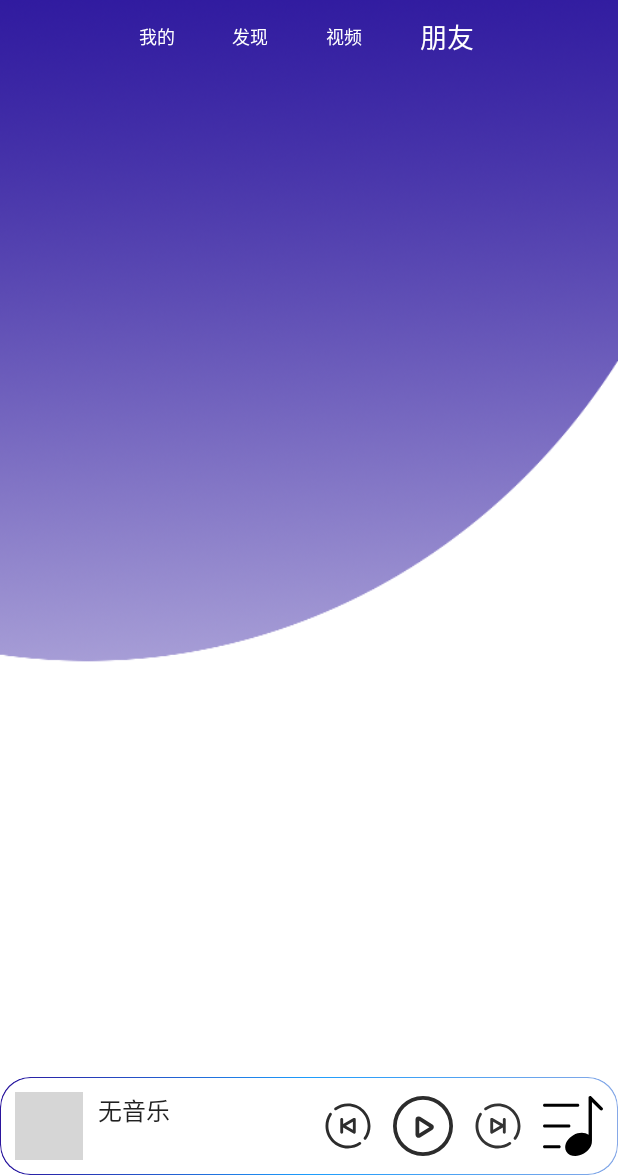
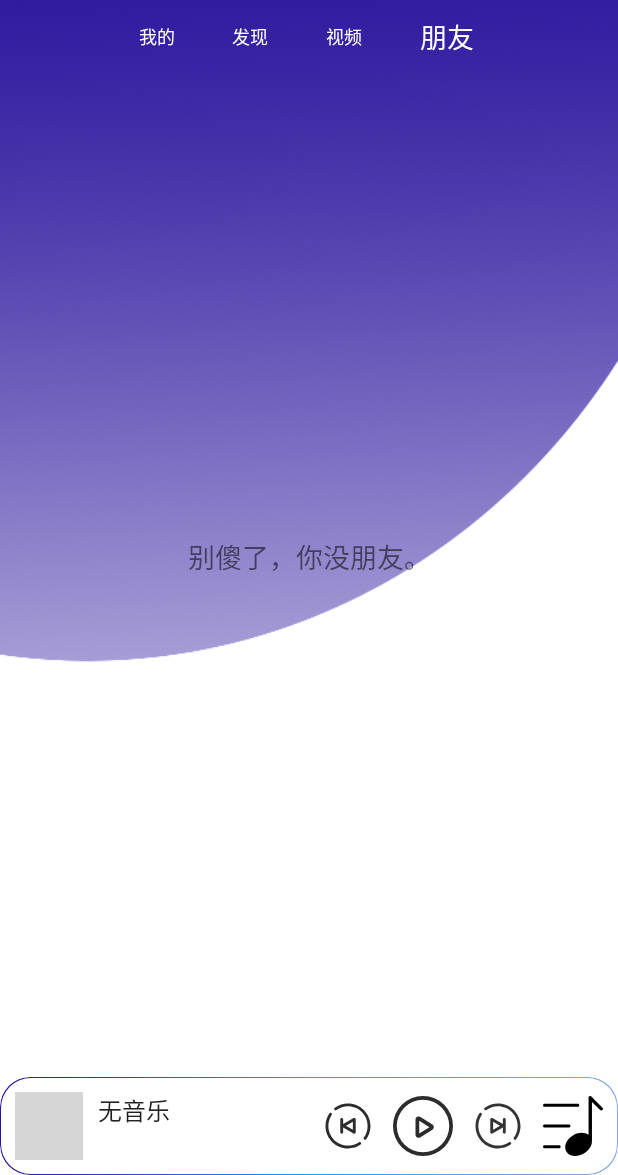
Before and after one commit to BrinsLee/LightMusic, an Android app: the screen it shows after launch (MainActivity), tab 4 chosen, on a phone screen of 412 x 824 dp, the part 61-1236 px from its top. Run offline under Robolectric (Android 15) with nearby library versions, the phone set to English and light mode, and no system bars; our stand-ins replace Room's generated code, RxJava; libraries missing offline, so code that uses them is left out: cn.jzvd, com.bytedance.sdk, com.danikula.videocache, com.makeramen.roundedimageview, com.uber.autodispose and 1 more; pictures from the network do not load; 8 statements that could not run were skipped; grey boxes are pictures that could not be loaded.

Commit message:
提交：更新截图

```diff
--- a/app/src/main/java/com/brins/lightmusic/ui/activity/MainActivity.kt
+++ b/app/src/main/java/com/brins/lightmusic/ui/activity/MainActivity.kt
@@ -4,7 +4,9 @@ import android.content.Intent
 import androidx.appcompat.app.AppCompatActivity
 import android.os.Bundle
 import android.transition.TransitionInflater
+import android.view.KeyEvent
 import android.widget.TextView
+import android.widget.Toast
 import androidx.fragment.app.Fragment
 import androidx.fragment.app.FragmentTransaction
 import com.brins.lightmusic.R
@@ -13,6 +15,7 @@ import com.brins.lightmusic.ui.base.BaseActivity
 import com.brins.lightmusic.ui.base.BaseFragment
 import com.brins.lightmusic.ui.fragment.discovery.DiscoveryFragment
 import com.brins.lightmusic.ui.fragment.discovery.MusicDetailFragment
+import com.brins.lightmusic.ui.fragment.friends.FriendsFragment
 import com.brins.lightmusic.ui.fragment.localmusic.LocalMusicFragment
 import com.brins.lightmusic.ui.fragment.video.VideoFragment
 import com.google.android.material.tabs.TabLayout
@@ -54,7 +57,7 @@ class MainActivity : BaseActivity() {
         list.add(LocalMusicFragment())
         list.add(DiscoveryFragment())
         list.add(VideoFragment())
-        list.add(VideoFragment())
+        list.add(FriendsFragment())
         view_pager.adapter = adapter
         tab_layout.setupWithViewPager(view_pager)
 
@@ -98,4 +101,21 @@ class MainActivity : BaseActivity() {
          return transaction
 
      }
+
+    override fun onKeyUp(keyCode: Int, event: KeyEvent?): Boolean {
+
+        when (keyCode) {
+            KeyEvent.KEYCODE_BACK -> {
+                var second = System.currentTimeMillis()
+                if (second - firstTime > 2000) {
+                    Toast.makeText(this, getString(R.string.exit), Toast.LENGTH_SHORT).show()
+                    firstTime = second
+                    return true
+                }else {
+                    System.exit(0)
+                }
+            }
+        }
+        return super.onKeyUp(keyCode, event)
+    }
 }
--- a/app/src/main/java/com/brins/lightmusic/ui/activity/MusicPlayActivity.kt
+++ b/app/src/main/java/com/brins/lightmusic/ui/activity/MusicPlayActivity.kt
@@ -104,6 +104,7 @@ class MusicPlayActivity : BaseActivity(), MusicPlayerContract.View, IPlayback.Ca
             activity.startActivity(intent)
         }
     }
+
 
 
     override fun onCreateAfterBinding(savedInstanceState: Bundle?) {
@@ -456,4 +457,5 @@ class MusicPlayActivity : BaseActivity(), MusicPlayerContract.View, IPlayback.Ca
         }
         return super.onKeyDown(keyCode, event)
     }
+
 }
--- /dev/null
+++ b/app/src/main/java/com/brins/lightmusic/ui/fragment/friends/FriendsFragment.kt
@@ -0,0 +1,16 @@
+package com.brins.lightmusic.ui.fragment.friends
+
+
+import com.brins.lightmusic.R
+import com.brins.lightmusic.ui.base.BaseFragment
+
+class FriendsFragment : BaseFragment() {
+    override fun getLayoutResID(): Int {
+        return R.layout.fragment_friends
+    }
+
+    companion object {
+        @JvmStatic
+        fun newInstance() = FriendsFragment()
+    }
+}
--- /dev/null
+++ b/app/src/main/res/layout/fragment_friends.xml
@@ -0,0 +1,16 @@
+<?xml version="1.0" encoding="utf-8"?>
+<FrameLayout xmlns:android="http://schemas.android.com/apk/res/android"
+             xmlns:tools="http://schemas.android.com/tools"
+             android:layout_width="match_parent"
+             android:layout_height="match_parent"
+             tools:context=".ui.fragment.friends.FriendsFragment">
+
+    <!-- TODO: Update blank fragment layout -->
+    <TextView
+            android:layout_width="match_parent"
+            android:layout_height="match_parent"
+            android:gravity="center"
+            android:textSize="18sp"
+            android:text="别傻了，你没朋友。"/>
+
+</FrameLayout>
--- a/app/src/main/res/values/strings.xml
+++ b/app/src/main/res/values/strings.xml
@@ -8,8 +8,6 @@
 
     <string name="default_duration">00:00</string>
 
-    <!-- TODO: Remove or change this placeholder text -->
-    <string name="hello_blank_fragment">Hello blank fragment</string>
     <string name="subscribe">关注</string>
     <string name="author">作者</string>
     <string name="exit">再按一次退出程序</string>
```
Also changed, not shown: app/src/main/java/com/brins/lightmusic/ui/base/BaseActivity.kt (+0 -17 lines), app/src/main/java/com/brins/lightmusic/ui/fragment/quickcontrol/QuickControlFragment.kt (+4 -3 lines), 2 other files.
